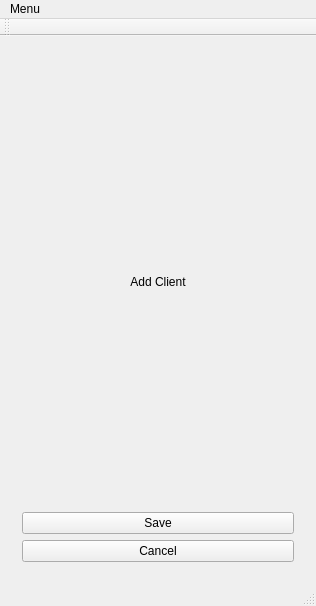
First picture: the form in cuACS/mainwindow.ui, repository husseinkhlawey/NullPointerException, before the edit.
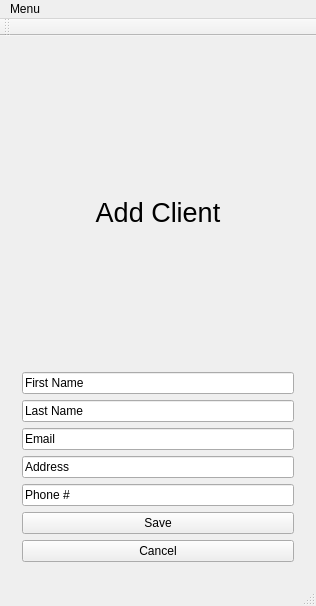
Second picture: the form after the edit. The open tabs and pages were chosen to show the change.

```diff
--- a/cuACS/mainwindow.ui
+++ b/cuACS/mainwindow.ui
@@ -488,6 +488,11 @@
        <layout class="QVBoxLayout" name="verticalLayout_11">
         <item>
          <widget class="QLabel" name="label_11">
+          <property name="font">
+           <font>
+            <pointsize>20</pointsize>
+           </font>
+          </property>
           <property name="text">
            <string>Add Client</string>
           </property>
@@ -496,6 +501,41 @@
           </property>
          </widget>
         </item>
+        <item>
+         <widget class="QLineEdit" name="lineEdit_9">
+          <property name="text">
+           <string>First Name</string>
+          </property>
+         </widget>
+        </item>
+        <item>
+         <widget class="QLineEdit" name="lineEdit_10">
+          <property name="text">
+           <string>Last Name</string>
+          </property>
+         </widget>
+        </item>
+        <item>
+         <widget class="QLineEdit" name="lineEdit_11">
+          <property name="text">
+           <string>Email</string>
+          </property>
+         </widget>
+        </item>
+        <item>
+         <widget class="QLineEdit" name="lineEdit_12">
+          <property name="text">
+           <string>Address</string>
+          </property>
+         </widget>
+        </item>
+        <item>
+         <widget class="QLineEdit" name="lineEdit_13">
+          <property name="text">
+           <string>Phone #</string>
+          </property>
+         </widget>
+        </item>
         <item>
          <widget class="QPushButton" name="pushButton_21">
           <property name="text">
```
Left out of the diff: 2 changed lines with no effect on the pictures.
